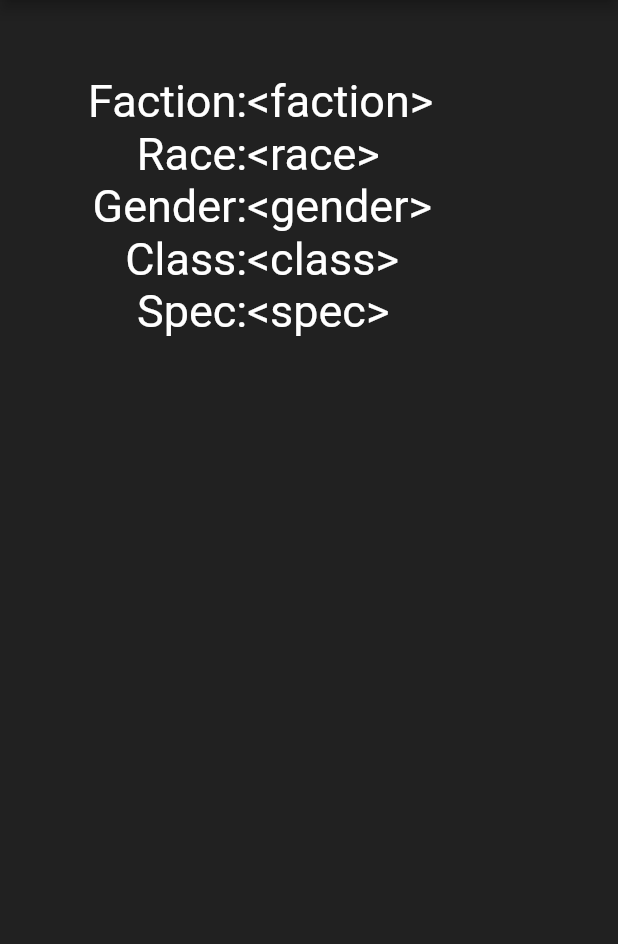
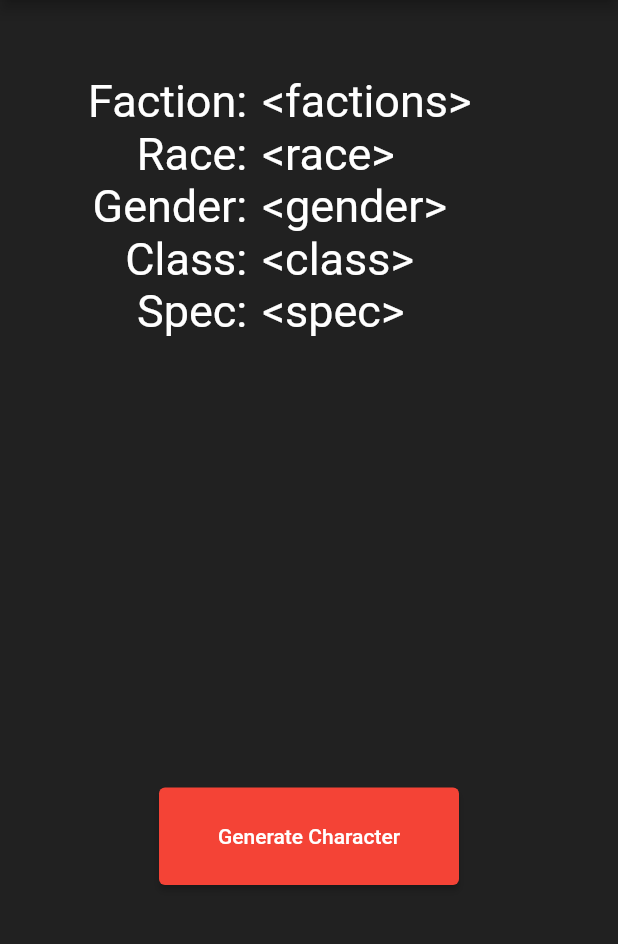
Before and after one commit to Icemaush/wowgen_flutter, a Flutter app: the screen it shows after launch, on a phone screen of 412 x 824 dp, the part 84-1028 px from its top. Run offline on Flutter 3.47's test engine with Material 2 defaults, Android fonts, the phone set to English and light mode, and no system bars.

Commit message:
Added button and basic functionality

```diff
--- a/lib/home_page.dart
+++ b/lib/home_page.dart
@@ -1,10 +1,7 @@
-import 'dart:math';
-
-import 'package:flutter/cupertino.dart';
 import 'package:flutter/material.dart';
 
 class HomePage extends StatefulWidget {
-  const HomePage({ Key? key }) : super(key: key);
+  const HomePage({Key? key}) : super(key: key);
 
   @override
   _HomePageState createState() => _HomePageState();
@@ -14,241 +11,203 @@ class _HomePageState extends State<HomePage> {
   @override
   Widget build(BuildContext context) {
     return Scaffold(
-      appBar:AppBar(
+      appBar: AppBar(
         title: const Text('WoWGen'),
         centerTitle: true,
-        backgroundColor: Colors.red[900],),
+        backgroundColor: Colors.red[900],
+      ),
       backgroundColor: Colors.grey[900],
-      body:
-        Container(
+      body: Container(
           padding: const EdgeInsets.only(top: 50),
-          child:
-            Column(
+          child: Column(
             children: [
               Row(
                 children: [
                   Expanded(
                       flex: 4,
-                      child:
-                        Column(
+                      child: Column(
                         children: const [
                           Align(
                             alignment: Alignment.centerRight,
-                              child:
-                                Text(
+                            child: Text(
                               "Faction:",
-                                  style: TextStyle(
-                                    fontSize: 30,
-                                    color: Colors.white
-                                ),
+                              style:
+                                  TextStyle(fontSize: 30, color: Colors.white),
                             ),
                           )
                         ],
-                        )
-                      )
-                    ,
+                      )),
                   Expanded(
                       flex: 6,
-                      child:
-                        Column(
+                      child: Column(
                         children: const [
-                            Align(
+                          Padding(
+                            padding: EdgeInsets.only(left: 10),
+                            child: Align(
                               alignment: Alignment.centerLeft,
-                              child:
-                                Text(
-                                  "<faction>",
+                              child: Text(
+                                "<factions>",
                                 style: TextStyle(
-                                    fontSize: 30,
-                                    color: Colors.white
+                                    fontSize: 30, color: Colors.white),
                               ),
                             ),
-                            )
+                          ),
                         ],
-                        )
-                      ),
+                      )),
                 ],
               ),
               Row(
                 children: [
                   Expanded(
                       flex: 4,
-                      child:
-                        Column(
+                      child: Column(
                         children: const [
                           Align(
                             alignment: Alignment.centerRight,
-                              child:
-                                Text(
+                            child: Text(
                               "Race:",
+                              style:
+                                  TextStyle(fontSize: 30, color: Colors.white),
+                            ),
+                          )
+                        ],
+                      )),
+                  Expanded(
+                      flex: 6,
+                      child: Column(
+                        children: const [
+                          Padding(
+                            padding: EdgeInsets.only(left: 10),
+                            child: Align(
+                              alignment: Alignment.centerLeft,
+                              child: Text(
+                                "<race>",
                                 style: TextStyle(
-                                    fontSize: 30,
-                                    color: Colors.white
+                                    fontSize: 30, color: Colors.white),
                               ),
                             ),
                           )
                         ],
-                        )
-                      )
-                    ,
-                    Expanded(
-                      flex: 6,
-                      child:
-                        Column(
-                          children: const [
-                            Align(
-                              alignment: Alignment.centerLeft,
-                              child:
-                                Text(
-                                  "<race>",
-                                  style: TextStyle(
-                                    fontSize: 30,
-                                    color: Colors.white
-                                ),
-                              ),
-                            )
-                          ],
-                        )
-                      ),
+                      )),
                 ],
               ),
               Row(
                 children: [
                   Expanded(
                       flex: 4,
-                      child:
-                        Column(
+                      child: Column(
                         children: const [
                           Align(
                             alignment: Alignment.centerRight,
-                              child:
-                                Text(
+                            child: Text(
                               "Gender:",
-                                  style: TextStyle(
-                                    fontSize: 30,
-                                    color: Colors.white
-                                ),
+                              style:
+                                  TextStyle(fontSize: 30, color: Colors.white),
                             ),
                           )
                         ],
-                        )
-                      )
-                    ,
+                      )),
                   Expanded(
                       flex: 6,
-                      child:
-                        Column(
+                      child: Column(
                         children: const [
-                            Align(
+                          Padding(
+                              padding: EdgeInsets.only(left: 10),
+                              child: Align(
                                 alignment: Alignment.centerLeft,
-                              child:
-                                Text(
+                                child: Text(
                                   "<gender>",
                                   style: TextStyle(
-                                    fontSize: 30,
-                                    color: Colors.white
+                                      fontSize: 30, color: Colors.white),
                                 ),
-                              ),
-                            )
+                              ))
                         ],
-                        )
-                      ),
+                      )),
                 ],
               ),
               Row(
                 children: [
                   Expanded(
                       flex: 4,
-                      child:
-                        Column(
+                      child: Column(
                         children: const [
                           Align(
                             alignment: Alignment.centerRight,
-                              child:
-                                Text(
+                            child: Text(
                               "Class:",
+                              style:
+                                  TextStyle(fontSize: 30, color: Colors.white),
+                            ),
+                          )
+                        ],
+                      )),
+                  Expanded(
+                      flex: 6,
+                      child: Column(
+                        children: const [
+                          Padding(
+                            padding: EdgeInsets.only(left: 10),
+                            child: Align(
+                              alignment: Alignment.centerLeft,
+                              child: Text(
+                                "<class>",
                                 style: TextStyle(
-                                    fontSize: 30,
-                                    color: Colors.white
+                                    fontSize: 30, color: Colors.white),
                               ),
                             ),
                           )
                         ],
-                        )
-                      )
-                    ,
-                    Expanded(
-                      flex: 6,
-                      child:
-                        Column(
-                          children: const [
-                            Align(
-                              alignment: Alignment.centerLeft,
-                              child:
-                                Text(
-                                "<class>",
-                                  style: TextStyle(
-                                    fontSize: 30,
-                                    color: Colors.white
-                                ),
-                              ),
-                            )
-                          ],
-                        )
-                      ),
+                      )),
                 ],
               ),
               Row(
                 children: [
                   Expanded(
                       flex: 4,
-                      child:
-                        Column(
+                      child: Column(
                         children: const [
                           Align(
                             alignment: Alignment.centerRight,
-                              child:
-                                Text(
+                            child: Text(
                               "Spec:",
+                              style:
+                                  TextStyle(fontSize: 30, color: Colors.white),
+                            ),
+                          )
+                        ],
+                      )),
+                  Expanded(
+                      flex: 6,
+                      child: Column(
+                        children: const [
+                          Padding(
+                            padding: EdgeInsets.only(left: 10),
+                            child: Align(
+                              alignment: Alignment.centerLeft,
+                              child: Text(
+                                "<spec>",
                                 style: TextStyle(
-                                    fontSize: 30,
-                                    color: Colors.white
+                                    fontSize: 30, color: Colors.white),
                               ),
                             ),
                           )
                         ],
-                        )
-                      )
-                    ,
-                    Expanded(
-                      flex: 6,
-                      child:
-                        Column(
-                          children: const [
-                            Align(
-                              alignment: Alignment.centerLeft,
-                              child:
-                                Text(
-                                  "<spec>",
-                                  style: TextStyle(
-                                    fontSize: 30,
-                                    color: Colors.white
+                      )),
+                ],
               ),
+              const SizedBox(
+                height: 300,
               ),
-                            )
-                          ],
-                        )
+              ElevatedButton(
+                onPressed: () {
+                  print('Generating character...');
+                },
+                child: const Text('Generate Character'),
+                style: ElevatedButton.styleFrom(
+                    primary: Colors.red, fixedSize: const Size(200, 65)),
               ),
             ],
-                ),
-              ],
-              )
-
-
-
-
-
-        ),
-
+          )),
     );
   }
 }
```
Lines whose indentation alone changed are shown as unchanged.
